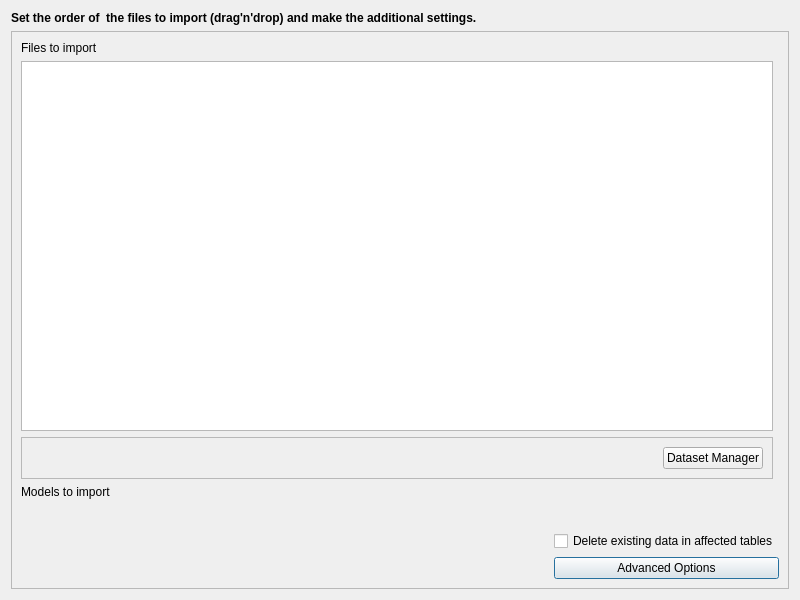
First picture: the form in QgisModelBaker/ui/workflow_wizard/import_data_configuration.ui, repository opengisch/QgisModelBaker, before the edit.
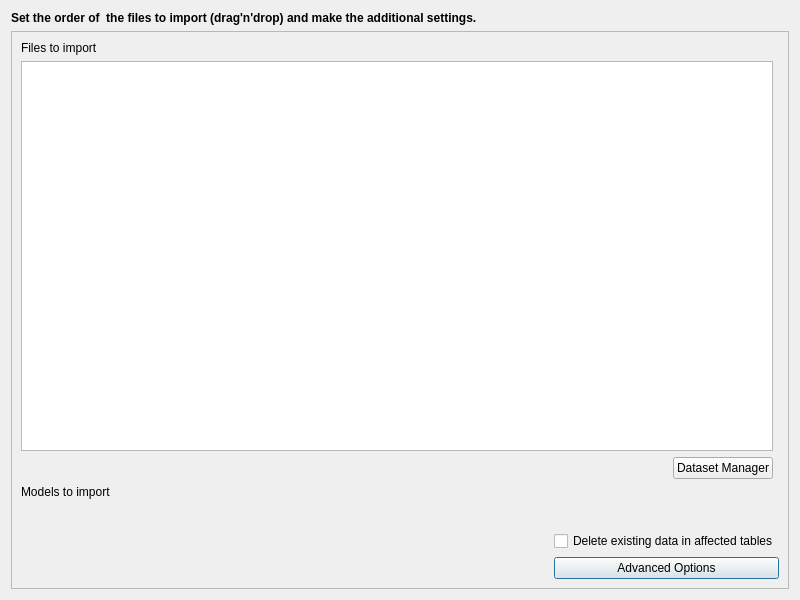
Second picture: the form after the edit. Icons and pictures are not drawn. Custom widgets are drawn as their Qt base class.

Patch:
```diff
--- a/QgisModelBaker/ui/workflow_wizard/import_data_configuration.ui
+++ b/QgisModelBaker/ui/workflow_wizard/import_data_configuration.ui
@@ -93,13 +93,6 @@
        <widget class="ModelListView" name="model_list_view" native="true"/>
       </item>
       <item row="2" column="0">
-       <widget class="QFrame" name="frame">
-        <property name="frameShape">
-         <enum>QFrame::StyledPanel</enum>
-        </property>
-        <property name="frameShadow">
-         <enum>QFrame::Raised</enum>
-        </property>
         <layout class="QGridLayout" name="gridLayout_4">
          <item row="0" column="0">
           <spacer name="horizontalSpacer_2">
@@ -126,7 +119,6 @@
           </widget>
          </item>
         </layout>
-       </widget>
       </item>
       <item row="6" column="0">
        <widget class="QLabel" name="toml_file_info_label">
```
Left out of the diff: 20 changed lines with no effect on the pictures. Lines whose indentation alone changed are shown as unchanged.
